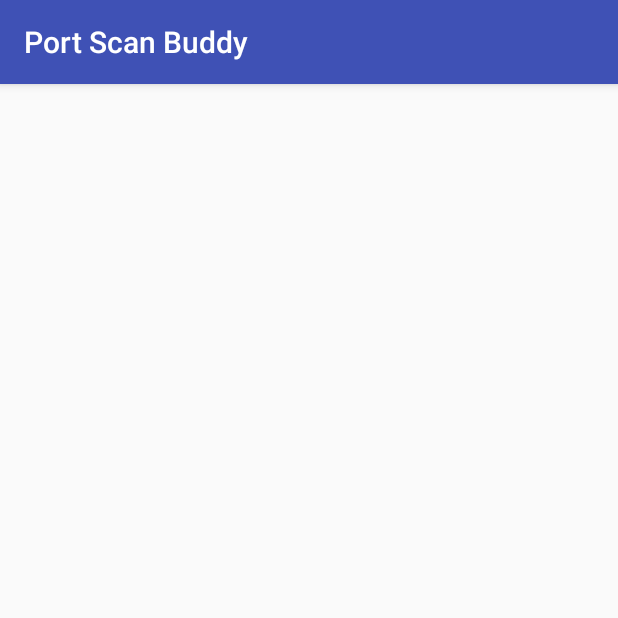
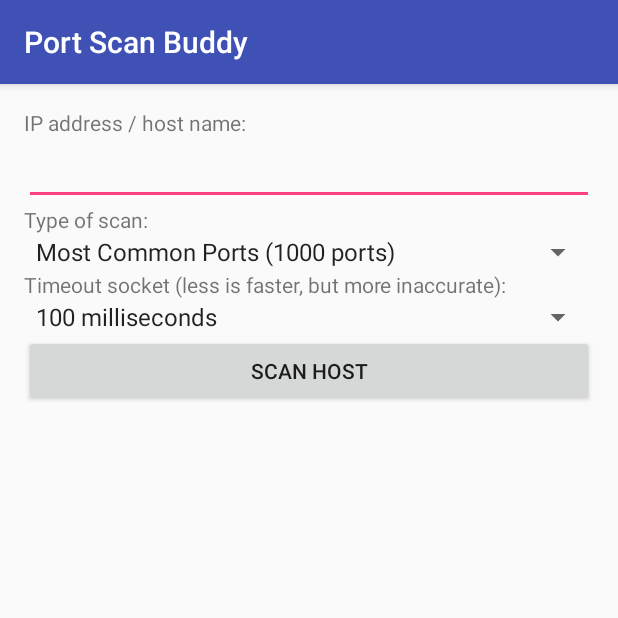
Before and after one commit to prebenve/Port-Scan-Buddy, an Android app: the ScanHostIntent screen opened directly, with no data from a screen before it, on a phone screen of 412 x 824 dp, the top half of it. Run offline under Robolectric (Android 15) with nearby library versions, the phone set to English and light mode, and no system bars.

```diff
--- a/app/src/main/java/com/example/preben/portscanbuddy/ScanHostIntent.java
+++ b/app/src/main/java/com/example/preben/portscanbuddy/ScanHostIntent.java
@@ -1,14 +1,82 @@
 package com.example.preben.portscanbuddy;
 
-import android.app.Activity;
 import android.support.v7.app.AppCompatActivity;
 import android.os.Bundle;
+import android.view.View;
+import android.widget.ArrayAdapter;
+import android.widget.Button;
+import android.widget.EditText;
+import android.widget.Spinner;
+import android.widget.TextView;
 
 public class ScanHostIntent extends AppCompatActivity {
+
+    private Button btnScanHost;
+    private TextView txtOpenPorts;
+    private EditText txtHost;
+    private Spinner spinnerTypeScan;
+    private Spinner spinnerSocketTimeout;
 
     @Override
     protected void onCreate(Bundle savedInstanceState) {
         super.onCreate(savedInstanceState);
-        setContentView(R.layout.activity_scan_host_intent);
+        setContentView(R.layout.activity_scan_host);
+
+        btnScanHost = (Button) findViewById(R.id.btnScanHost);
+        txtHost = (EditText) findViewById(R.id.txtHost);
+        txtOpenPorts = (TextView) findViewById(R.id.txtOpenPorts);
+        spinnerTypeScan = (Spinner) findViewById(R.id.spinnerTypeScan);
+        spinnerSocketTimeout = (Spinner) findViewById(R.id.spinnerSocketTimeout);
+
+        populateSpinners();
+
+        btnScanHost.setOnClickListener(listener);
     }
+
+    View.OnClickListener listener = new View.OnClickListener() {
+        @Override
+        public void onClick(View v) {
+
+            String hostName = txtHost.getText().toString().trim();
+
+            if (!hostName.isEmpty())
+            {
+                Host host = new Host(hostName, txtOpenPorts);
+                int timeout = (spinnerSocketTimeout.getSelectedItemPosition() + 1) * 50;
+
+                if (spinnerTypeScan.getSelectedItemPosition() == 0) //most common ports
+                {
+                    new ScanPorts(host, timeout).scanMostCommonPorts();
+                } else {
+                    new ScanPorts(host, timeout).scanAllPorts();
+                }
+            }
+            else
+            {
+                txtOpenPorts.setText("Please enter a valid IP address / host name");
+            }
+        }
+    };
+
+    private void populateSpinners()
+    {
+        String socketTimeouts[] = new String[10];
+
+        for (int i = 0; i < 10; i++) {
+            socketTimeouts[i] = (i+1) * 50 + " milliseconds";
+        }
+
+        ArrayAdapter<CharSequence> adapterSpinnerTypeScan = ArrayAdapter.createFromResource(this,R.array.portsArray, android.R.layout.simple_spinner_item);
+
+        ArrayAdapter<CharSequence> adapterSpinnerSocketTimeout = new ArrayAdapter<CharSequence>(this, android.R.layout.simple_spinner_item, socketTimeouts);
+
+        adapterSpinnerTypeScan.setDropDownViewResource(android.R.layout.simple_spinner_dropdown_item);
+        adapterSpinnerSocketTimeout.setDropDownViewResource(android.R.layout.simple_spinner_dropdown_item);
+
+        spinnerTypeScan.setAdapter(adapterSpinnerTypeScan);
+        spinnerSocketTimeout.setAdapter(adapterSpinnerSocketTimeout);
+        spinnerSocketTimeout.setSelection(1); //set default socket timeout to 100ms
+    }
+
+
 }
--- /dev/null
+++ b/app/src/main/res/layout/activity_scan_host.xml
@@ -0,0 +1,56 @@
+<?xml version="1.0" encoding="utf-8"?>
+<LinearLayout xmlns:android="http://schemas.android.com/apk/res/android"
+    xmlns:tools="http://schemas.android.com/tools"
+    android:layout_width="match_parent"
+    android:layout_height="match_parent"
+    android:paddingBottom="@dimen/activity_vertical_margin"
+    android:paddingLeft="@dimen/activity_horizontal_margin"
+    android:paddingRight="@dimen/activity_horizontal_margin"
+    android:paddingTop="@dimen/activity_vertical_margin"
+    tools:context="com.example.preben.portscanbuddy.ScanHostIntent"
+    android:orientation="vertical">
+
+    <TextView
+        android:layout_width="wrap_content"
+        android:layout_height="wrap_content"
+        android:text="@string/txtHostName"/>
+
+    <EditText
+        android:inputType="textUri"
+        android:maxLines="1"
+        android:id="@+id/txtHost"
+        android:layout_width="match_parent"
+        android:layout_height="wrap_content" />
+
+    <TextView
+        android:layout_width="wrap_content"
+        android:layout_height="wrap_content"
+        android:text="@string/txtTypeOfScan"/>
+
+    <Spinner
+        android:id="@+id/spinnerTypeScan"
+        android:layout_width="fill_parent"
+        android:layout_height="wrap_content" />
+
+    <TextView
+        android:layout_width="wrap_content"
+        android:layout_height="wrap_content"
+        android:text="@string/txtSocketTimeout"/>
+
+    <Spinner
+        android:id="@+id/spinnerSocketTimeout"
+        android:layout_width="fill_parent"
+        android:layout_height="wrap_content" />
+
+    <Button
+        android:id="@+id/btnScanHost"
+        android:layout_width="match_parent"
+        android:layout_height="wrap_content"
+        android:text="@string/btnScanHost"/>
+
+    <TextView
+        android:id="@+id/txtOpenPorts"
+        android:layout_width="match_parent"
+        android:layout_height="wrap_content" />
+
+</LinearLayout>
--- a/app/src/main/res/layout/activity_scan_host_intent.xml
+++ /dev/null
@@ -1,12 +0,0 @@
-<?xml version="1.0" encoding="utf-8"?>
-<RelativeLayout xmlns:android="http://schemas.android.com/apk/res/android"
-    xmlns:tools="http://schemas.android.com/tools"
-    android:layout_width="match_parent"
-    android:layout_height="match_parent"
-    android:paddingBottom="@dimen/activity_vertical_margin"
-    android:paddingLeft="@dimen/activity_horizontal_margin"
-    android:paddingRight="@dimen/activity_horizontal_margin"
-    android:paddingTop="@dimen/activity_vertical_margin"
-    tools:context="com.example.preben.portscanbuddy.ScanHostIntent">
-
-</RelativeLayout>
--- a/app/src/main/res/values/strings.xml
+++ b/app/src/main/res/values/strings.xml
@@ -2,4 +2,17 @@
     <string name="app_name">Port Scan Buddy</string>
     <string name="btnScanNetwork">Scan Network</string>
     <string name="btnScanHost">Scan Host</string>
+    <string name="txtHostName">IP address / host name:</string>
+    <string name="txtTypeOfScan">Type of scan:</string>
+    <string name="txtSocketTimeout">Timeout socket (less is faster, but more inaccurate):</string>
+    <string name="txtIpAddress">IP address:</string>
+    <string name="txtSubnetmask">Subnet mask:</string>
+    <string name="txtMaxHostsNetwork">Maximum hosts in this network:</string>
+
+    <string-array name="portsArray">
+        <item>Most Common Ports (1000 ports)</item>
+        <item>All ports (65535 ports)</item>
+    </string-array>
+
+
 </resources>
```
Also changed, not shown: app/src/main/java/com/example/preben/portscanbuddy/Host.java (+25 -4 lines), app/src/main/java/com/example/preben/portscanbuddy/Network.java (+3 -21 lines), app/src/main/java/com/example/preben/portscanbuddy/ScanNetwork.java (added, +190 -0 lines), app/src/main/java/com/example/preben/portscanbuddy/ScanNetworkIntent.java (+59 -0 lines), app/src/main/java/com/example/preben/portscanbuddy/ScanPorts.java (renamed from app/src/main/java/com/example/preben/portscanbuddy/ScanSingleHost.java, +5 -3 lines), app/src/main/res/layout/activity_scan_network.xml (+39 -3 lines).
